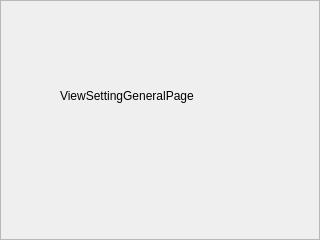
The window that viewsettinggeneralpage.ui (sharkpp/Jugemutter) describes before a commit, drawn with Qt 5.
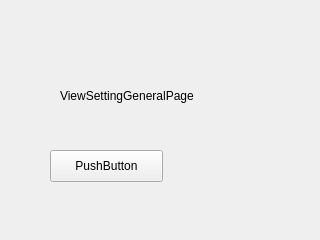
The same window after the commit.

Diff of the .ui file:
```diff
--- a/viewsettinggeneralpage.ui
+++ b/viewsettinggeneralpage.ui
@@ -14,7 +14,7 @@
    <string>Frame</string>
   </property>
   <property name="frameShape">
-   <enum>QFrame::StyledPanel</enum>
+   <enum>QFrame::NoFrame</enum>
   </property>
   <property name="frameShadow">
    <enum>QFrame::Raised</enum>
@@ -32,6 +32,22 @@
     <string>ViewSettingGeneralPage</string>
    </property>
   </widget>
+  <widget class="QPushButton" name="pushButton">
+   <property name="geometry">
+    <rect>
+     <x>50</x>
+     <y>150</y>
+     <width>113</width>
+     <height>32</height>
+    </rect>
+   </property>
+   <property name="text">
+    <string>PushButton</string>
+   </property>
+   <property name="flat">
+    <bool>false</bool>
+   </property>
+  </widget>
  </widget>
  <resources/>
  <connections/>
```
